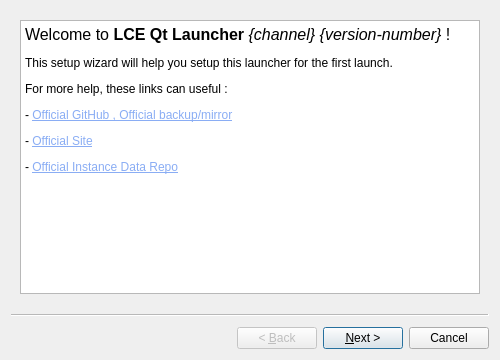
This is src/setup.ui in xgui4/LCE-Qt-Launcher as Qt 5 draws it before an edit. The edited form follows.
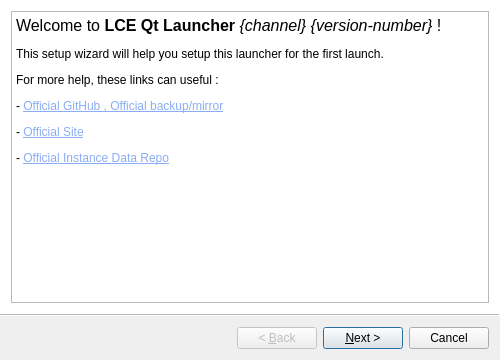
This is the edited form. Icons and pictures are not drawn.

Commit message: add license logo and start of marketplace and upate the setup ui

Diff of the .ui file:
```diff
--- a/src/setup.ui
+++ b/src/setup.ui
@@ -17,6 +17,9 @@
    <iconset resource="../res.qrc">
     <normaloff>:/assets/jigsaw-ico.png</normaloff>:/assets/jigsaw-ico.png</iconset>
   </property>
+  <property name="wizardStyle">
+   <enum>QWizard::WizardStyle::ModernStyle</enum>
+  </property>
   <widget class="QWizardPage" name="wizardPage1">
    <layout class="QVBoxLayout" name="wizardPage1VerticalLayout">
     <item>
@@ -28,14 +31,14 @@
 hr { height: 1px; border-width: 0; }
 li.unchecked::marker { content: &quot;\2610&quot;; }
 li.checked::marker { content: &quot;\2612&quot;; }
-&lt;/style&gt;&lt;/head&gt;&lt;body style=&quot; font-family:'Sans Serif'; font-size:9pt; font-weight:400; font-style:normal;&quot;&gt;
-&lt;p style=&quot; margin-top:12px; margin-bottom:12px; margin-left:0px; margin-right:0px; -qt-block-indent:0; text-indent:0px;&quot;&gt;&lt;span style=&quot; font-size:12pt;&quot;&gt;Welcome to &lt;/span&gt;&lt;span style=&quot; font-size:12pt; font-weight:700;&quot;&gt;LCE Qt Launcher&lt;/span&gt;&lt;span style=&quot; font-size:12pt; font-style:italic;&quot;&gt; {channel} {version-number}&lt;/span&gt;&lt;span style=&quot; font-size:12pt;&quot;&gt; !&lt;/span&gt;&lt;/p&gt;
+&lt;/style&gt;&lt;/head&gt;&lt;body style=&quot; font-family:'Hack'; font-size:10pt; font-weight:400; font-style:normal;&quot;&gt;
+&lt;p style=&quot; margin-top:12px; margin-bottom:12px; margin-left:0px; margin-right:0px; -qt-block-indent:0; text-indent:0px;&quot;&gt;&lt;span style=&quot; font-family:'Sans Serif'; font-size:12pt;&quot;&gt;Welcome to &lt;/span&gt;&lt;span style=&quot; font-family:'Sans Serif'; font-size:12pt; font-weight:700;&quot;&gt;LCE Qt Launcher&lt;/span&gt;&lt;span style=&quot; font-family:'Sans Serif'; font-size:12pt; font-style:italic;&quot;&gt; {channel} {version-number}&lt;/span&gt;&lt;span style=&quot; font-family:'Sans Serif'; font-size:12pt;&quot;&gt; !&lt;/span&gt;&lt;/p&gt;
 &lt;p style=&quot; margin-top:12px; margin-bottom:12px; margin-left:0px; margin-right:0px; -qt-block-indent:0; text-indent:0px;&quot;&gt;&lt;img src=&quot;:/assets/app.ico&quot; /&gt;&lt;/p&gt;
-&lt;p style=&quot; margin-top:12px; margin-bottom:12px; margin-left:0px; margin-right:0px; -qt-block-indent:0; text-indent:0px;&quot;&gt;This setup wizard will help you setup this launcher for the first launch.&lt;/p&gt;
-&lt;p style=&quot; margin-top:12px; margin-bottom:12px; margin-left:0px; margin-right:0px; -qt-block-indent:0; text-indent:0px;&quot;&gt;For more help, these links can useful : &lt;/p&gt;
-&lt;p style=&quot; margin-top:12px; margin-bottom:12px; margin-left:0px; margin-right:0px; -qt-block-indent:0; text-indent:0px;&quot;&gt;- &lt;a href=&quot;https://github.com/xgui4/LCE-Qt-Launcher&quot;&gt;&lt;span style=&quot; text-decoration: underline; color:#8aadf4;&quot;&gt;Official GitHub , &lt;/span&gt;&lt;/a&gt;&lt;a href=&quot;https://code.nolog.cz/xgui4/lce-qt-launcher&quot;&gt;&lt;span style=&quot; text-decoration: underline; color:#8aadf4;&quot;&gt;Official backup/mirror&lt;/span&gt;&lt;/a&gt;&lt;/p&gt;
-&lt;p style=&quot; margin-top:12px; margin-bottom:12px; margin-left:0px; margin-right:0px; -qt-block-indent:0; text-indent:0px;&quot;&gt;- &lt;a href=&quot;https://xgui4.github.io/lce-qt-launcher&quot;&gt;&lt;span style=&quot; text-decoration: underline; color:#8aadf4;&quot;&gt;Official Site&lt;/span&gt;&lt;/a&gt;&lt;/p&gt;
-&lt;p style=&quot; margin-top:12px; margin-bottom:12px; margin-left:0px; margin-right:0px; -qt-block-indent:0; text-indent:0px;&quot;&gt;- &lt;a href=&quot;https:///code.nolog.cz/xgui4/lce-qt-launcher-data&quot;&gt;&lt;span style=&quot; text-decoration: underline; color:#8aadf4;&quot;&gt;Official Instance Data Repo&lt;/span&gt;&lt;/a&gt;&lt;/p&gt;&lt;/body&gt;&lt;/html&gt;</string>
+&lt;p style=&quot; margin-top:12px; margin-bottom:12px; margin-left:0px; margin-right:0px; -qt-block-indent:0; text-indent:0px;&quot;&gt;&lt;span style=&quot; font-family:'Sans Serif'; font-size:9pt;&quot;&gt;This setup wizard will help you setup this launcher for the first launch.&lt;/span&gt;&lt;/p&gt;
+&lt;p style=&quot; margin-top:12px; margin-bottom:12px; margin-left:0px; margin-right:0px; -qt-block-indent:0; text-indent:0px;&quot;&gt;&lt;span style=&quot; font-family:'Sans Serif'; font-size:9pt;&quot;&gt;For more help, these links can useful : &lt;/span&gt;&lt;/p&gt;
+&lt;p style=&quot; margin-top:12px; margin-bottom:12px; margin-left:0px; margin-right:0px; -qt-block-indent:0; text-indent:0px;&quot;&gt;&lt;span style=&quot; font-family:'Sans Serif'; font-size:9pt;&quot;&gt;- &lt;/span&gt;&lt;a href=&quot;https://github.com/xgui4/LCE-Qt-Launcher&quot;&gt;&lt;span style=&quot; font-family:'Sans Serif'; font-size:9pt; text-decoration: underline; color:#8aadf4;&quot;&gt;Official GitHub , &lt;/span&gt;&lt;/a&gt;&lt;a href=&quot;https://code.nolog.cz/xgui4/lce-qt-launcher&quot;&gt;&lt;span style=&quot; font-family:'Sans Serif'; font-size:9pt; text-decoration: underline; color:#8aadf4;&quot;&gt;Official backup/mirror&lt;/span&gt;&lt;/a&gt;&lt;/p&gt;
+&lt;p style=&quot; margin-top:12px; margin-bottom:12px; margin-left:0px; margin-right:0px; -qt-block-indent:0; text-indent:0px;&quot;&gt;&lt;span style=&quot; font-family:'Sans Serif'; font-size:9pt;&quot;&gt;- &lt;/span&gt;&lt;a href=&quot;https://xgui4.github.io/lce-qt-launcher&quot;&gt;&lt;span style=&quot; font-family:'Sans Serif'; font-size:9pt; text-decoration: underline; color:#8aadf4;&quot;&gt;Official Site&lt;/span&gt;&lt;/a&gt;&lt;/p&gt;
+&lt;p style=&quot; margin-top:12px; margin-bottom:12px; margin-left:0px; margin-right:0px; -qt-block-indent:0; text-indent:0px;&quot;&gt;&lt;span style=&quot; font-family:'Sans Serif'; font-size:9pt;&quot;&gt;- &lt;/span&gt;&lt;a href=&quot;https:///code.nolog.cz/xgui4/lce-qt-launcher-data&quot;&gt;&lt;span style=&quot; font-family:'Sans Serif'; font-size:9pt; text-decoration: underline; color:#8aadf4;&quot;&gt;Official Instance Data Repo&lt;/span&gt;&lt;/a&gt;&lt;/p&gt;&lt;/body&gt;&lt;/html&gt;</string>
       </property>
      </widget>
     </item>
```
Left out of the diff: 42 changed lines with no effect on the pictures. The commit also changes 19 other files.
